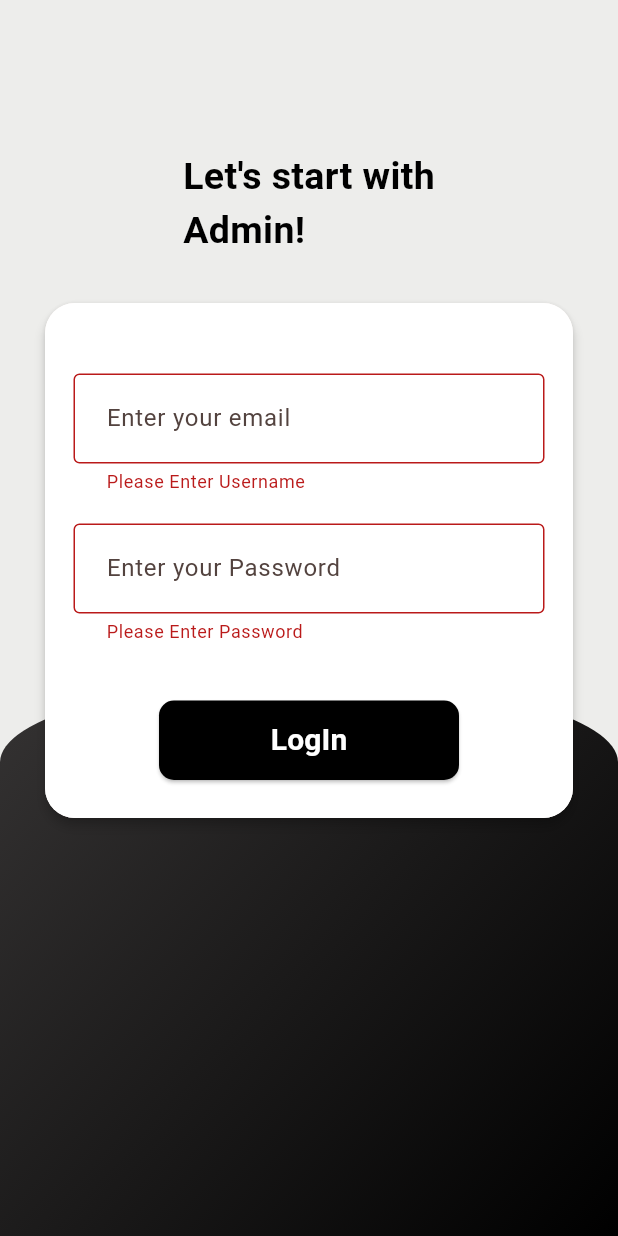
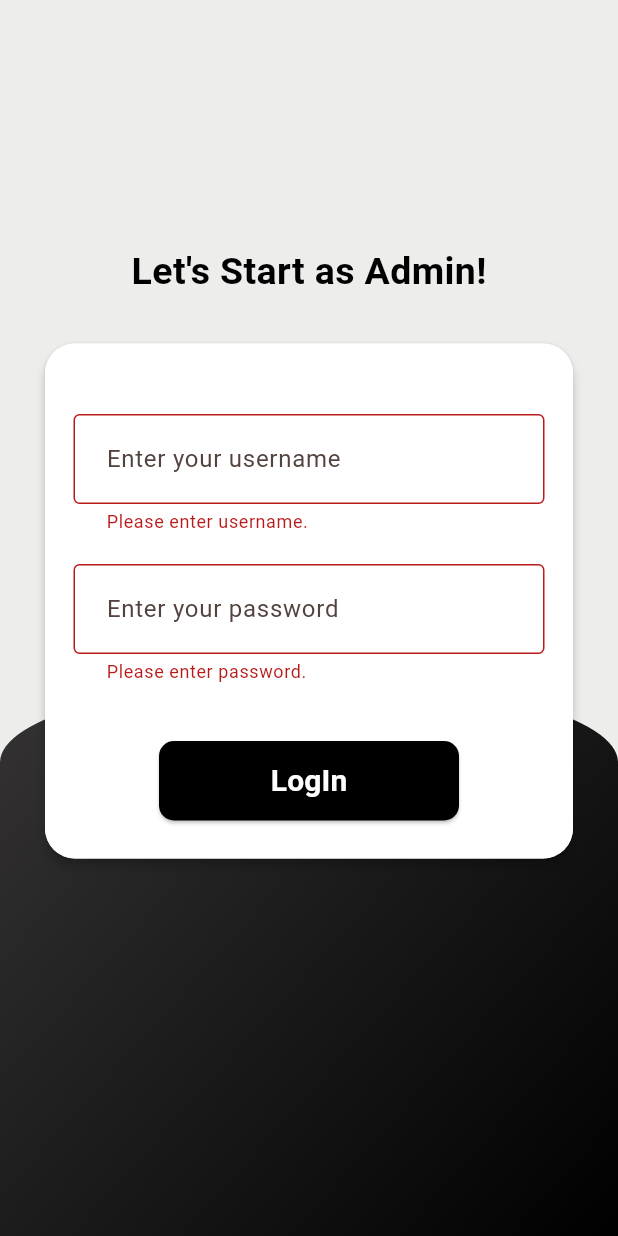
Before and after one commit to MUHAMMEDSINANCP/Quick-Foodie, a Flutter app: the AdminLogin screen opened directly, after a tap on "LogIn", on a phone screen of 412 x 824 dp. Run offline on Flutter 3.47's test engine with Material 3 defaults, Android fonts, the light colour scheme and no system bars; our stand-ins replace cloud_firestore, curved_navigation_bar, firebase_auth, firebase_core, random_string, shared_preferences; missing offline and left inert: flutter_stripe; accounts and stored records are empty.

Commit message:
Admin Page Modified

```diff
--- a/lib/admin/admin_login.dart
+++ b/lib/admin/admin_login.dart
@@ -16,7 +16,6 @@ class _AdminLoginState extends State<AdminLogin> {
   String? emailError;
   String? passwordError;
   bool isPasswordVisible = false;
-
   bool isLoading = false;
 
   @override
@@ -47,11 +46,11 @@ class _AdminLoginState extends State<AdminLogin> {
                 child: SingleChildScrollView(
                   child: Column(
                     children: [
-                      const SizedBox(
-                        height: 40,
+                      SizedBox(
+                        height: MediaQuery.of(context).size.width * 0.25,
                       ),
                       const Text(
-                        "Let's start with\nAdmin!",
+                        "Let's Start as Admin!",
                         style: TextStyle(
                             color: Colors.black,
                             fontSize: 25.0,
@@ -82,13 +81,13 @@ class _AdminLoginState extends State<AdminLogin> {
                                     controller: usernamecontroller,
                                     validator: (value) {
                                       if (value == null || value.isEmpty) {
-                                        return 'Please Enter Username';
+                                        return 'Please enter username.';
                                       }
                                       return null;
                                     },
                                     decoration: InputDecoration(
                                       contentPadding: const EdgeInsets.all(18),
-                                      hintText: 'Enter your email',
+                                      hintText: 'Enter your username',
                                       border: const OutlineInputBorder(
                                         borderSide: BorderSide(
                                           color: Colors.grey,
@@ -113,13 +112,13 @@ class _AdminLoginState extends State<AdminLogin> {
                                     controller: userpasswordcontroller,
                                     validator: (value) {
                                       if (value == null || value.isEmpty) {
-                                        return 'Please Enter Password';
+                                        return 'Please enter password.';
                                       }
                                       return null;
                                     },
                                     decoration: InputDecoration(
                                       contentPadding: const EdgeInsets.all(18),
-                                      hintText: 'Enter your Password',
+                                      hintText: 'Enter your password',
                                       border: const OutlineInputBorder(
                                         borderSide: BorderSide(
                                           color: Colors.grey,
@@ -240,10 +239,15 @@ class _AdminLoginState extends State<AdminLogin> {
       for (var result in snapshot.docs) {
         if (result.data()['id'] != usernamecontroller.text.trim()) {
           ScaffoldMessenger.of(context).showSnackBar(const SnackBar(
+              dismissDirection: DismissDirection.up,
+              behavior: SnackBarBehavior.floating,
+              duration: Duration(seconds: 2),
               backgroundColor: Colors.redAccent,
-              content: Text(
-                "Your id is not correct",
-                style: TextStyle(fontSize: 18.0),
+              content: Center(
+                child: Text(
+                  "Your id is not correct",
+                  style: TextStyle(fontSize: 18.0),
+                ),
               )));
           setState(() {
             isLoading = false;
@@ -251,11 +255,19 @@ class _AdminLoginState extends State<AdminLogin> {
         } else if (result.data()['password'] !=
             userpasswordcontroller.text.trim()) {
           ScaffoldMessenger.of(context).showSnackBar(const SnackBar(
+              dismissDirection: DismissDirection.up,
+              behavior: SnackBarBehavior.floating,
+              duration: Duration(seconds: 2),
               backgroundColor: Colors.redAccent,
-              content: Text(
-                "Your password is not correct",
-                style: TextStyle(fontSize: 18.0),
+              content: Center(
+                child: Text(
+                  "Your password is not correct",
+                  style: TextStyle(fontSize: 18.0),
+                ),
               )));
+          setState(() {
+            isLoading = false;
+          });
         } else {
           found = true;
           break;
@@ -272,10 +284,13 @@ class _AdminLoginState extends State<AdminLogin> {
               backgroundColor: Colors.white, // Green color for success
               title: const Text(
                 'Success!',
-                style: TextStyle(color: Colors.green),
+                style: TextStyle(
+                  color: Colors.green,
+                  fontWeight: FontWeight.bold,
+                ),
               ),
               content: const Text(
-                'You have successfully logged in.',
+                'You have successfully logged in as Admin.',
               ),
               actions: [
                 TextButton(
--- a/lib/main.dart
+++ b/lib/main.dart
@@ -1,6 +1,7 @@
 import 'package:firebase_core/firebase_core.dart';
 import 'package:flutter/material.dart';
 import 'package:flutter_stripe/flutter_stripe.dart';
+import 'package:quick_foodie/admin/admin_login.dart';
 import 'package:quick_foodie/pages/onboard.dart';
 import 'package:quick_foodie/widget/stripe_api.dart';
 import 'firebase_options.dart';
@@ -27,7 +28,8 @@ class MyApp extends StatelessWidget {
         colorScheme: ColorScheme.fromSeed(seedColor: Colors.deepOrange),
         useMaterial3: true,
       ),
-        home: const Onboard());
-    // home: const AdminLogin(),
+      home: const AdminLogin(),
+      // home: const Onboard(),
+    );
   }
 }
```
Lines whose indentation alone changed are shown as unchanged.
